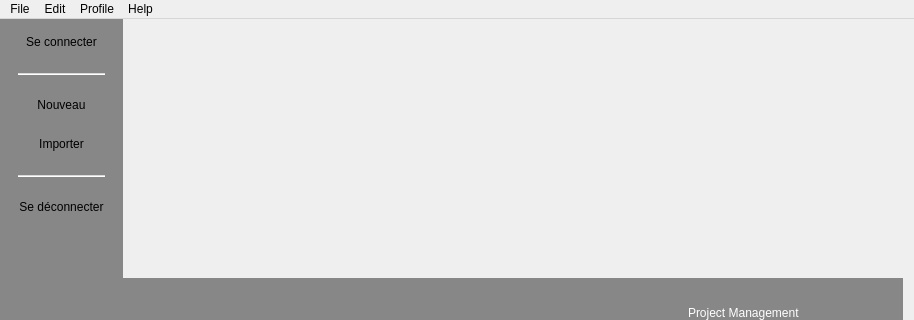
This is mainwindow.ui in Masha58/KeyPlan as Qt 5 draws it before an edit; both pictures show x 0 to 914 and y 0 to 320 of the 914 by 635 pixel window. The edited form follows.
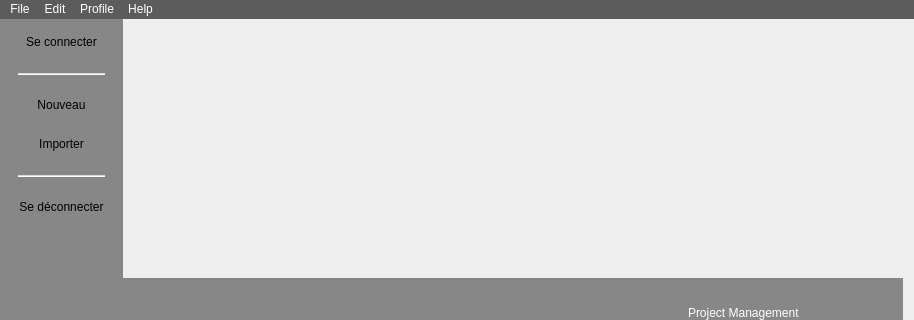
This is the edited form. Icons and pictures are not drawn.

Patch:
```diff
--- a/mainwindow.ui
+++ b/mainwindow.ui
@@ -22,6 +22,17 @@
 	border-image: url(images/mainwindow/fond.jpg)  0 0 0 0 stretch stretch;
 }
 
+QMenuBar, QMenu
+{
+background: rgba(65,65,65,0.85);
+color:white;
+}
+
+QMenuBar::item:selected
+{
+background: rgba(65,65,65,0.95);
+}
+
 /* QFrame */
 
 #fr_menu_haut
@@ -38,6 +49,12 @@
 	border-bottom:2px solid rgb(245,245,250);
 }
 
+QToolButton:hover {
+background: none; 
+border: none;
+}
+
+
 /* COMBOBOX */
 
 QComboBox{
```
